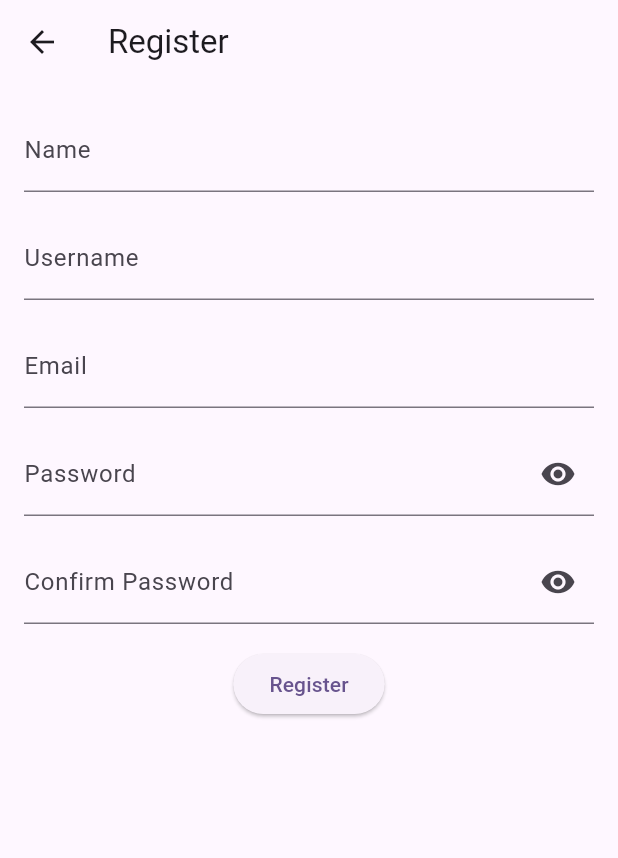
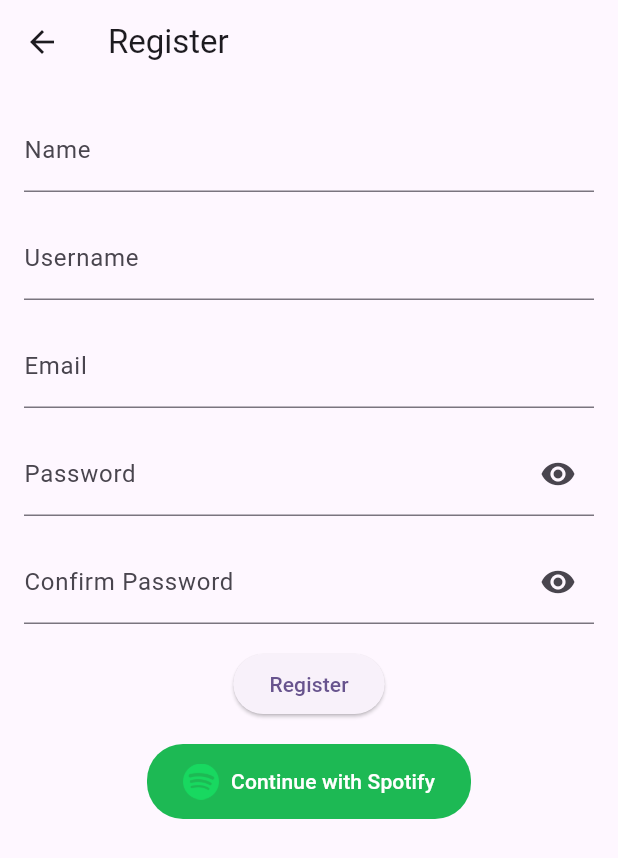
Before and after one commit to SerhanTelatar/CS308-Project, a Flutter app: the RegisterPage screen opened by its route, on a phone screen of 412 x 824 dp. Shown: the top 858 px of the screen. Run offline on Flutter 3.47's test engine with Material 3 defaults, Android fonts, the phone set to English and light mode, and no system bars.

Commit message:
spotify adding to login page and register page
We change the routes of our app, add spotify to login page and registeration page. All changing for login and register, also splash. We have a function for if we log in app before we dont need to see log in page after splash.We directly see homepage.

```diff
--- /dev/null
+++ b/mobile_app/lib/components/spotify_login_button.dart
@@ -0,0 +1,31 @@
+import 'package:flutter/material.dart';
+
+class SpotifyLoginButton extends StatelessWidget {
+  final VoidCallback? onPressed;
+
+  const SpotifyLoginButton({Key? key, this.onPressed}) : super(key: key);
+
+
+  @override
+  Widget build(BuildContext context) {
+    return ElevatedButton.icon(
+      icon: Image.asset(
+        'assets/images/spotify_logo.png',
+        height: 24.0,
+        width: 24.0,
+      ),
+      label: const Text('Continue with Spotify'),
+      onPressed: onPressed,
+      style: ElevatedButton.styleFrom(
+        primary: const Color(0xFF1DB954),
+        onPrimary: Colors.white,
+        elevation: 0,
+        shape: RoundedRectangleBorder(
+          borderRadius: BorderRadius.circular(24),
+        ),
+        padding: const EdgeInsets.symmetric(horizontal: 24.0, vertical: 12.0),
+       minimumSize: const Size(200, 50),
+      ),
+    );
+  }
+}
--- a/mobile_app/pubspec.yaml
+++ b/mobile_app/pubspec.yaml
@@ -63,6 +63,7 @@ flutter:
   # To add assets to your application, add an assets section, like this:
   assets:
     - assets/images/logo.png
+    - assets/images/spotify_logo.png
   #   - images/a_dot_burr.jpeg
   #   - images/a_dot_ham.jpeg
 
--- /dev/null
+++ b/package.json
@@ -0,0 +1,5 @@
+{
+  "dependencies": {
+    "bcrypt": "^5.1.1"
+  }
+}
```
Also changed, not shown: mobile_app/lib/components/splash_screen.dart (+16 -4 lines), mobile_app/lib/main.dart (+15 -5 lines), mobile_app/lib/routes/login_page.dart (+59 -11 lines), mobile_app/lib/routes/register_page.dart (+56 -4 lines), mobile_app/assets/images/spotify_logo.png (added), package-lock.json (added).
